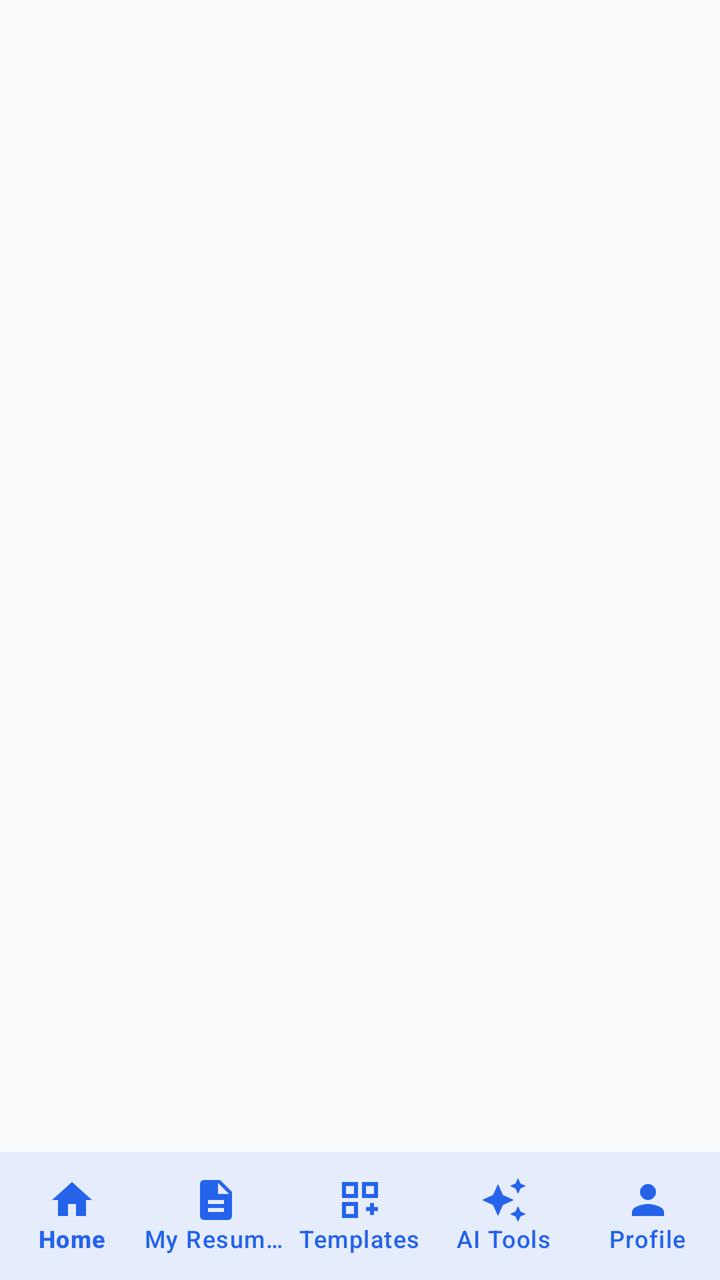
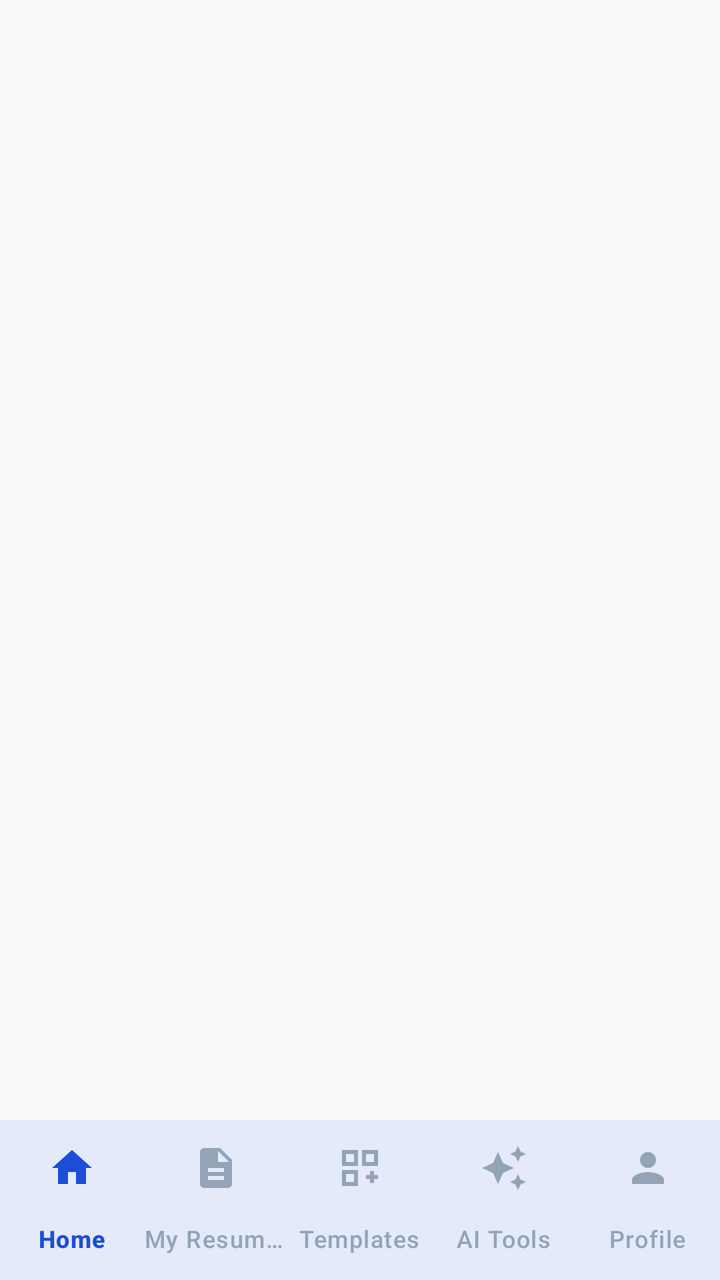

Before-and-after screenshots of an Android layout around one commit, followed by the original layout XML and the change that was made.
<!-- AndroidManifest.xml: application theme Theme.CareerForge -->
<!-- res/layout/activity_main.xml -->
<?xml version="1.0" encoding="utf-8"?>
<androidx.coordinatorlayout.widget.CoordinatorLayout xmlns:android="http://schemas.android.com/apk/res/android"
    xmlns:app="http://schemas.android.com/apk/res-auto"
    android:layout_width="match_parent"
    android:layout_height="match_parent"
    android:background="@color/background">

    <androidx.fragment.app.FragmentContainerView
        android:id="@+id/nav_host_fragment"
        android:layout_width="match_parent"
        android:layout_height="match_parent"
        android:layout_marginBottom="64dp" />

    <com.google.android.material.bottomnavigation.BottomNavigationView
        android:id="@+id/bottom_navigation"
        android:layout_width="match_parent"
        android:layout_height="64dp"
        android:layout_gravity="bottom"
        android:background="@color/surface"
        app:elevation="8dp"
        app:itemIconTint="@color/primary"
        app:itemTextColor="@color/primary"
        app:labelVisibilityMode="labeled"
        app:menu="@menu/bottom_nav_menu" />

</androidx.coordinatorlayout.widget.CoordinatorLayout>
<!-- resources referenced by this layout -->
<resources>
  <color name="background">#F8FAFC</color>
  <color name="primary">#2563EB</color>
  <color name="surface">#FFFFFF</color>
  <style name="Theme.CareerForge" parent="Theme.Material3.DayNight.NoActionBar">
          
          <item name="colorPrimary">@color/primary</item>
          <item name="colorOnPrimary">@color/on_primary</item>
          <item name="colorPrimaryContainer">@color/primary_container</item>
          <item name="colorOnPrimaryContainer">@color/on_primary_container</item>
  
          <item name="colorSecondary">@color/secondary</item>
          <item name="colorOnSecondary">@color/on_secondary</item>
          <item name="colorSecondaryContainer">@color/secondary_container</item>
          <item name="colorOnSecondaryContainer">@color/on_secondary_container</item>
  
          
          <item name="android:colorBackground">@color/background</item>
          <item name="colorSurface">@color/surface</item>
          <item name="colorSurfaceVariant">@color/surface_variant</item>
  
          
          <item name="android:statusBarColor">@color/background</item>
          <item name="android:windowLightStatusBar">true</item>
          <item name="android:navigationBarColor">@color/surface</item>
          <item name="android:windowLightNavigationBar">true</item>
      </style>
  <color name="on_primary">#FFFFFF</color>
  <color name="primary_container">#DBEAFE</color>
  <color name="on_primary_container">#1E3A8A</color>
  <color name="secondary">#0F172A</color>
  <color name="on_secondary">#FFFFFF</color>
  <color name="secondary_container">#F1F5F9</color>
  <color name="on_secondary_container">#0F172A</color>
  <color name="surface_variant">#F1F5F9</color>
</resources>

<!-- the commit's change to res/layout/activity_main.xml (unified diff, before → after) -->
@@ -14,12 +14,10 @@
     <com.google.android.material.bottomnavigation.BottomNavigationView
         android:id="@+id/bottom_navigation"
         android:layout_width="match_parent"
-        android:layout_height="64dp"
+        android:layout_height="wrap_content"
         android:layout_gravity="bottom"
         android:background="@color/surface"
         app:elevation="8dp"
-        app:itemIconTint="@color/primary"
-        app:itemTextColor="@color/primary"
         app:labelVisibilityMode="labeled"
         app:menu="@menu/bottom_nav_menu" />
 
<!-- resource entries referenced after the edit -->
@@ -1,7 +1,7 @@
 <!-- resources referenced by this layout -->
 <resources>
   <color name="background">#F8FAFC</color>
-  <color name="primary">#2563EB</color>
+  <color name="primary">#1D4ED8</color>
   <color name="surface">#FFFFFF</color>
   <style name="Theme.CareerForge" parent="Theme.Material3.DayNight.NoActionBar">
           
@@ -21,18 +21,27 @@
           <item name="colorSurfaceVariant">@color/surface_variant</item>
   
           
-          <item name="android:statusBarColor">@color/background</item>
+          <item name="android:statusBarColor">@color/surface</item>
           <item name="android:windowLightStatusBar">true</item>
           <item name="android:navigationBarColor">@color/surface</item>
           <item name="android:windowLightNavigationBar">true</item>
+  
+          
+          <item name="bottomNavigationStyle">@style/Widget.CareerForge.BottomNavigation</item>
       </style>
   <color name="on_primary">#FFFFFF</color>
-  <color name="primary_container">#DBEAFE</color>
-  <color name="on_primary_container">#1E3A8A</color>
+  <color name="primary_container">#EFF6FF</color>
+  <color name="on_primary_container">#1E40AF</color>
   <color name="secondary">#0F172A</color>
   <color name="on_secondary">#FFFFFF</color>
-  <color name="secondary_container">#F1F5F9</color>
+  <color name="secondary_container">#F8FAFC</color>
   <color name="on_secondary_container">#0F172A</color>
   <color name="surface_variant">#F1F5F9</color>
+  <style name="Widget.CareerForge.BottomNavigation" parent="Widget.Material3.BottomNavigationView">
+          <item name="itemIconTint">@color/nav_item_color</item>
+          <item name="itemTextColor">@color/nav_item_color</item>
+          <item name="elevation">8dp</item>
+          <item name="labelVisibilityMode">labeled</item>
+      </style>
 </resources>
 
